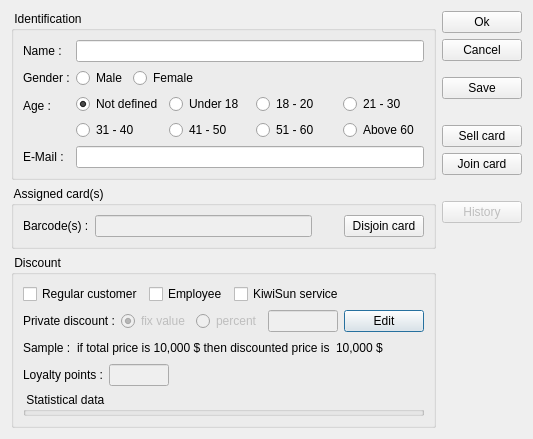
Old version of the form client/dlgguestedit.ui in the repository tbikfalvi/Belenus.
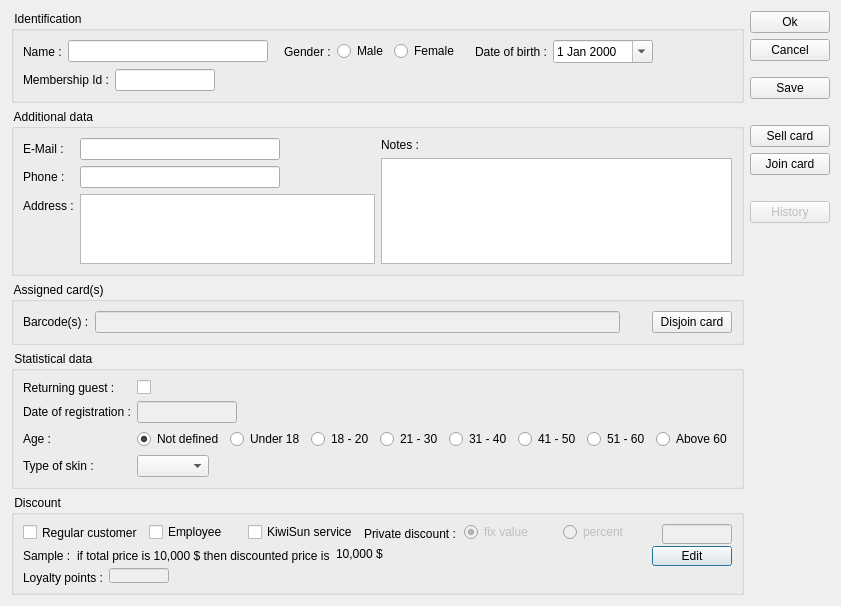
New version of the form.

Diff of the .ui file:
```diff
--- a/client/dlgguestedit.ui
+++ b/client/dlgguestedit.ui
@@ -6,8 +6,8 @@
    <rect>
     <x>0</x>
     <y>0</y>
-    <width>508</width>
-    <height>439</height>
+    <width>774</width>
+    <height>566</height>
    </rect>
   </property>
   <property name="maximumSize">
@@ -19,7 +19,7 @@
   <property name="windowTitle">
    <string>Dialog</string>
   </property>
-  <layout class="QHBoxLayout" name="horizontalLayout_5">
+  <layout class="QHBoxLayout" name="horizontalLayout_10">
    <item>
     <layout class="QVBoxLayout" name="verticalLayout_5">
      <item>
@@ -27,33 +27,49 @@
        <property name="title">
         <string> Identification </string>
        </property>
-       <layout class="QFormLayout" name="formLayout">
-        <item row="0" column="0">
-         <widget class="QLabel" name="lblName">
-          <property name="text">
-           <string>Name :</string>
-          </property>
-         </widget>
-        </item>
-        <item row="0" column="1">
-         <widget class="QLineEdit" name="ledName">
-          <property name="minimumSize">
-           <size>
-            <width>200</width>
-            <height>0</height>
-           </size>
-          </property>
-         </widget>
-        </item>
-        <item row="1" column="0">
-         <widget class="QLabel" name="lblGender">
-          <property name="text">
-           <string>Gender :</string>
-          </property>
-         </widget>
-        </item>
-        <item row="1" column="1">
+       <layout class="QVBoxLayout" name="verticalLayout_2">
+        <item>
          <layout class="QHBoxLayout" name="horizontalLayout">
+          <item>
+           <widget class="QLabel" name="lblName">
+            <property name="text">
+             <string>Name :</string>
+            </property>
+           </widget>
+          </item>
+          <item>
+           <widget class="QLineEdit" name="ledName">
+            <property name="minimumSize">
+             <size>
+              <width>200</width>
+              <height>0</height>
+             </size>
+            </property>
+           </widget>
+          </item>
+          <item>
+           <spacer name="horizontalSpacer_2">
+            <property name="orientation">
+             <enum>Qt::Horizontal</enum>
+            </property>
+            <property name="sizeType">
+             <enum>QSizePolicy::Fixed</enum>
+            </property>
+            <property name="sizeHint" stdset="0">
+             <size>
+              <width>10</width>
+              <height>20</height>
+             </size>
+            </property>
+           </spacer>
+          </item>
+          <item>
+           <widget class="QLabel" name="lblGender">
+            <property name="text">
+             <string>Gender :</string>
+            </property>
+           </widget>
+          </item>
           <item>
            <widget class="QRadioButton" name="rbGenderMale">
             <property name="text">
@@ -68,6 +84,48 @@
             </property>
            </widget>
           </item>
+          <item>
+           <spacer name="horizontalSpacer_5">
+            <property name="orientation">
+             <enum>Qt::Horizontal</enum>
+            </property>
+            <property name="sizeType">
+             <enum>QSizePolicy::Fixed</enum>
+            </property>
+            <property name="sizeHint" stdset="0">
+             <size>
+              <width>10</width>
+              <height>20</height>
+             </size>
+            </property>
+           </spacer>
+          </item>
+          <item>
+           <widget class="QLabel" name="lblDateBirth">
+            <property name="text">
+             <string>Date of birth :</string>
+            </property>
+           </widget>
+          </item>
+          <item>
+           <widget class="QDateEdit" name="deBirthDate">
+            <property name="minimumSize">
+             <size>
+              <width>100</width>
+              <height>0</height>
+             </size>
+            </property>
+            <property name="maximumSize">
+             <size>
+              <width>100</width>
+              <height>16777215</height>
+             </size>
+            </property>
+            <property name="calendarPopup">
+             <bool>true</bool>
+            </property>
+           </widget>
+          </item>
           <item>
            <spacer name="horizontalSpacer">
             <property name="orientation">
@@ -75,6 +133,46 @@
             </property>
             <property name="sizeHint" stdset="0">
              <size>
+              <width>13</width>
+              <height>17</height>
+             </size>
+            </property>
+           </spacer>
+          </item>
+         </layout>
+        </item>
+        <item>
+         <layout class="QHBoxLayout" name="horizontalLayout_7">
+          <item>
+           <widget class="QLabel" name="lblMembership">
+            <property name="text">
+             <string>Membership Id :</string>
+            </property>
+           </widget>
+          </item>
+          <item>
+           <widget class="QLineEdit" name="ledMembership">
+            <property name="minimumSize">
+             <size>
+              <width>100</width>
+              <height>0</height>
+             </size>
+            </property>
+            <property name="maximumSize">
+             <size>
+              <width>100</width>
+              <height>16777215</height>
+             </size>
+            </property>
+           </widget>
+          </item>
+          <item>
+           <spacer name="horizontalSpacer_7">
+            <property name="orientation">
+             <enum>Qt::Horizontal</enum>
+            </property>
+            <property name="sizeHint" stdset="0">
+             <size>
               <width>40</width>
               <height>20</height>
              </size>
@@ -83,23 +181,212 @@
           </item>
          </layout>
         </item>
-        <item row="3" column="0">
-         <widget class="QLabel" name="lblEmail">
+       </layout>
+      </widget>
+     </item>
+     <item>
+      <widget class="QGroupBox" name="gbAdditional">
+       <property name="title">
+        <string> Additional data </string>
+       </property>
+       <layout class="QHBoxLayout" name="horizontalLayout_9">
+        <item>
+         <layout class="QFormLayout" name="formLayout">
+          <item row="0" column="0">
+           <widget class="QLabel" name="lblEmail">
+            <property name="text">
+             <string>E-Mail :</string>
+            </property>
+           </widget>
+          </item>
+          <item row="0" column="1">
+           <widget class="QLineEdit" name="ledEmail">
+            <property name="minimumSize">
+             <size>
+              <width>200</width>
+              <height>0</height>
+             </size>
+            </property>
+            <property name="maximumSize">
+             <size>
+              <width>200</width>
+              <height>16777215</height>
+             </size>
+            </property>
+            <property name="maxLength">
+             <number>100</number>
+            </property>
+           </widget>
+          </item>
+          <item row="1" column="0">
+           <widget class="QLabel" name="lblMobile">
+            <property name="text">
+             <string>Phone :</string>
+            </property>
+           </widget>
+          </item>
+          <item row="1" column="1">
+           <widget class="QLineEdit" name="ledPhone">
+            <property name="minimumSize">
+             <size>
+              <width>200</width>
+              <height>0</height>
+             </size>
+            </property>
+            <property name="maximumSize">
+             <size>
+              <width>200</width>
+              <height>16777215</height>
+             </size>
+            </property>
+           </widget>
+          </item>
+          <item row="2" column="0">
+           <widget class="QLabel" name="lblAddress">
+            <property name="text">
+             <string>Address :</string>
+            </property>
+           </widget>
+          </item>
+          <item row="2" column="1">
+           <widget class="QTextEdit" name="teAddress">
+            <property name="maximumSize">
+             <size>
+              <width>16777215</width>
+              <height>80</height>
+             </size>
+            </property>
+           </widget>
+          </item>
+         </layout>
+        </item>
+        <item>
+         <layout class="QVBoxLayout" name="verticalLayout_4">
+          <item>
+           <widget class="QLabel" name="lblNotes">
+            <property name="text">
+             <string>Notes :</string>
+            </property>
+           </widget>
+          </item>
+          <item>
+           <widget class="QTextEdit" name="teComment"/>
+          </item>
+         </layout>
+        </item>
+       </layout>
+      </widget>
+     </item>
+     <item>
+      <widget class="QGroupBox" name="gbPatientCard">
+       <property name="minimumSize">
+        <size>
+         <width>0</width>
+         <height>0</height>
+        </size>
+       </property>
+       <property name="title">
+        <string> Assigned card(s) </string>
+       </property>
+       <layout class="QHBoxLayout" name="horizontalLayout_2">
+        <item>
+         <widget class="QLabel" name="lblBarcode">
           <property name="text">
-           <string>E-Mail :</string>
+           <string>Barcode(s) :</string>
           </property>
          </widget>
         </item>
-        <item row="3" column="1">
-         <widget class="QLineEdit" name="ledEmail">
+        <item>
+         <widget class="QLineEdit" name="ledBarcode">
+          <property name="enabled">
+           <bool>false</bool>
+          </property>
+         </widget>
+        </item>
+        <item>
+         <widget class="QLabel" name="lblAssignCardInfo">
           <property name="minimumSize">
            <size>
-            <width>211</width>
+            <width>20</width>
+            <height>20</height>
+           </size>
+          </property>
+          <property name="maximumSize">
+           <size>
+            <width>20</width>
+            <height>20</height>
+           </size>
+          </property>
+          <property name="text">
+           <string/>
+          </property>
+          <property name="scaledContents">
+           <bool>true</bool>
+          </property>
+         </widget>
+        </item>
+        <item>
+         <widget class="QPushButton" name="pbDislink">
+          <property name="text">
+           <string>Disjoin card</string>
+          </property>
+          <property name="iconSize">
+           <size>
+            <width>20</width>
+            <height>20</height>
+           </size>
+          </property>
+          <property name="autoDefault">
+           <bool>false</bool>
+          </property>
+         </widget>
+        </item>
+       </layout>
+      </widget>
+     </item>
+     <item>
+      <widget class="QGroupBox" name="gbStatistics">
+       <property name="title">
+        <string> Statistical data </string>
+       </property>
+       <layout class="QFormLayout" name="formLayout_3">
+        <item row="0" column="0">
+         <widget class="QLabel" name="lblReturningGuest">
+          <property name="text">
+           <string>Returning guest :</string>
+          </property>
+         </widget>
+        </item>
+        <item row="0" column="1">
+         <widget class="QCheckBox" name="chkReturning">
+          <property name="text">
+           <string/>
+          </property>
+         </widget>
+        </item>
+        <item row="1" column="0">
+         <widget class="QLabel" name="lblDateOfRegistration">
+          <property name="text">
+           <string>Date of registration :</string>
+          </property>
+         </widget>
+        </item>
+        <item row="1" column="1">
+         <widget class="QLineEdit" name="ledDateOfRegistration">
+          <property name="enabled">
+           <bool>false</bool>
+          </property>
+          <property name="minimumSize">
+           <size>
+            <width>100</width>
             <height>0</height>
            </size>
           </property>
-          <property name="maxLength">
-           <number>100</number>
+          <property name="maximumSize">
+           <size>
+            <width>100</width>
+            <height>16777215</height>
+           </size>
           </property>
          </widget>
         </item>
@@ -111,8 +398,8 @@
          </widget>
         </item>
         <item row="2" column="1">
-         <layout class="QGridLayout" name="gridLayout">
-          <item row="0" column="0">
+         <layout class="QHBoxLayout" name="horizontalLayout_8">
+          <item>
            <widget class="QRadioButton" name="rbAge0">
             <property name="text">
              <string>Not defined</string>
@@ -125,7 +412,7 @@
             </attribute>
            </widget>
           </item>
-          <item row="0" column="1">
+          <item>
            <widget class="QRadioButton" name="rbAge1">
             <property name="text">
              <string>Under 18</string>
@@ -135,7 +422,7 @@
             </attribute>
            </widget>
           </item>
-          <item row="0" column="2">
+          <item>
            <widget class="QRadioButton" name="rbAge2">
             <property name="text">
              <string>18 - 20</string>
@@ -145,7 +432,7 @@
             </attribute>
            </widget>
           </item>
-          <item row="0" column="3">
+          <item>
            <widget class="QRadioButton" name="rbAge3">
             <property name="text">
              <string>21 - 30</string>
@@ -155,7 +442,7 @@
             </attribute>
            </widget>
           </item>
-          <item row="1" column="0">
+          <item>
            <widget class="QRadioButton" name="rbAge4">
             <property name="text">
              <string>31 - 40</string>
@@ -165,7 +452,7 @@
             </attribute>
            </widget>
           </item>
-          <item row="1" column="1">
+          <item>
            <widget class="QRadioButton" name="rbAge5">
             <property name="text">
              <string>41 - 50</string>
@@ -175,7 +462,7 @@
             </attribute>
            </widget>
           </item>
-          <item row="1" column="2">
+          <item>
            <widget class="QRadioButton" name="rbAge6">
             <property name="text">
              <string>51 - 60</string>
@@ -185,7 +472,7 @@
             </attribute>
            </widget>
           </item>
-          <item row="1" column="3">
+          <item>
            <widget class="QRadioButton" name="rbAge7">
             <property name="text">
              <string>Above 60</string>
@@ -197,72 +484,32 @@
           </item>
          </layout>
         </item>
-       </layout>
-      </widget>
-     </item>
-     <item>
-      <widget class="QGroupBox" name="gbPatientCard">
-       <property name="minimumSize">
-        <size>
-         <width>0</width>
-         <height>0</height>
-        </size>
-       </property>
-       <property name="title">
-        <string> Assigned card(s) </string>
-       </property>
-       <layout class="QHBoxLayout" name="horizontalLayout_2">
-        <item>
-         <widget class="QLabel" name="lblBarcode">
+        <item row="3" column="0">
+         <widget class="QLabel" name="lblSkinType">
           <property name="text">
-           <string>Barcode(s) :</string>
+           <string>Type of skin :</string>
           </property>
          </widget>
         </item>
-        <item>
-         <widget class="QLineEdit" name="ledBarcode">
-          <property name="enabled">
-           <bool>false</bool>
-          </property>
-         </widget>
-        </item>
-        <item>
-         <widget class="QLabel" name="lblAssignCardInfo">
-          <property name="minimumSize">
-           <size>
-            <width>20</width>
-            <height>20</height>
-           </size>
-          </property>
-          <property name="maximumSize">
-           <size>
-            <width>20</width>
-            <height>20</height>
-           </size>
-          </property>
-          <property name="text">
-           <string/>
-          </property>
-          <property name="scaledContents">
-           <bool>true</bool>
-          </property>
-         </widget>
-        </item>
-        <item>
-         <widget class="QPushButton" name="pbDislink">
-          <property name="text">
-           <string>Disjoin card</string>
-          </property>
-          <property name="iconSize">
-           <size>
-            <width>20</width>
-            <height>20</height>
-           </size>
-          </property>
-          <property name="autoDefault">
-           <bool>false</bool>
-          </property>
-         </widget>
+        <item row="3" column="1">
+         <layout class="QHBoxLayout" name="horizontalLayout_5">
+          <item>
+           <widget class="QComboBox" name="cmbSkinType"/>
+          </item>
+          <item>
+           <spacer name="horizontalSpacer_4">
+            <property name="orientation">
+             <enum>Qt::Horizontal</enum>
+            </property>
+            <property name="sizeHint" stdset="0">
+             <size>
+              <width>40</width>
+              <height>20</height>
+             </size>
+            </property>
+           </spacer>
+          </item>
+         </layout>
         </item>
        </layout>
       </widget>
@@ -278,7 +525,7 @@
        <property name="title">
         <string> Discount </string>
        </property>
-       <layout class="QVBoxLayout" name="verticalLayout_2">
+       <layout class="QVBoxLayout" name="verticalLayout">
         <item>
          <layout class="QHBoxLayout" name="horizontalLayout_3">
           <item>
@@ -309,23 +556,6 @@
            </widget>
           </item>
           <item>
-           <spacer name="horizontalSpacer_2">
-            <property name="orientation">
-             <enum>Qt::Horizontal</enum>
-            </property>
-            <property name="sizeHint" stdset="0">
-             <size>
-              <width>40</width>
-              <height>20</height>
-             </size>
-            </property>
-           </spacer>
-          </item>
-         </layout>
-        </item>
-        <item>
-         <layout class="QHBoxLayout" name="horizontalLayout_6">
-          <item>
            <widget class="QLabel" name="lblPrivateDiscount">
             <property name="minimumSize">
              <size>
@@ -383,36 +613,10 @@
             </property>
            </widget>
           </item>
-          <item>
-           <spacer name="horizontalSpacer_5">
-            <property name="orientation">
-             <enum>Qt::Horizontal</enum>
-            </property>
-            <property name="sizeHint" stdset="0">
-             <size>
-              <width>40</width>
-              <height>20</height>
-             </size>
-            </property>
-           </spacer>
-          </item>
-          <item>
-           <widget class="QPushButton" name="pbEditDiscount">
-            <property name="text">
-             <string>Edit</string>
-            </property>
-            <property name="iconSize">
-             <size>
-              <width>20</width>
-              <height>20</height>
-             </size>
-            </property>
-           </widget>
-          </item>
          </layout>
         </item>
         <item>
-         <layout class="QHBoxLayout" name="horizontalLayout_7">
+         <layout class="QHBoxLayout" name="horizontalLayout_4">
           <item>
            <widget class="QLabel" name="lblDiscountSample">
             <property name="minimumSize">
@@ -459,10 +663,29 @@
             </property>
            </spacer>
           </item>
+          <item>
+           <widget class="QPushButton" name="pbEditDiscount">
+            <property name="minimumSize">
+             <size>
+              <width>0</width>
+              <height>20</height>
+             </size>
+            </property>
+            <property name="text">
+             <string>Edit</string>
+            </property>
+            <property name="iconSize">
+             <size>
+              <width>20</width>
+              <height>20</height>
+             </size>
+            </property>
+           </widget>
+          </item>
          </layout>
         </item>
         <item>
-         <layout class="QHBoxLayout" name="horizontalLayout_4">
+         <layout class="QHBoxLayout" name="horizontalLayout_6">
           <item>
            <widget class="QLabel" name="lblLoyaltyPoints">
             <property name="minimumSize">
@@ -504,22 +727,6 @@
           </item>
          </layout>
         </item>
-        <item>
-         <widget class="QGroupBox" name="gbStatistics">
-          <property name="title">
-           <string> Statistical data </string>
-          </property>
-          <layout class="QVBoxLayout" name="verticalLayout_4">
-           <item>
-            <widget class="QCheckBox" name="chkReturning">
-             <property name="text">
-              <string>Returning guest</string>
-             </property>
-            </widget>
-           </item>
-          </layout>
-         </widget>
-        </item>
        </layout>
       </widget>
      </item>
```
Left out of the diff: 2 changed lines with no effect on the pictures.
